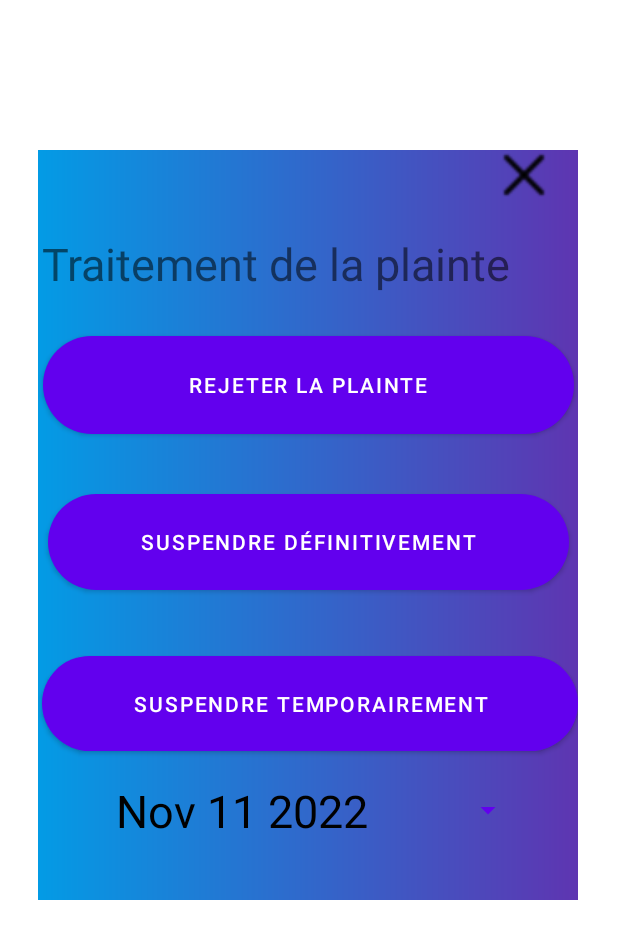
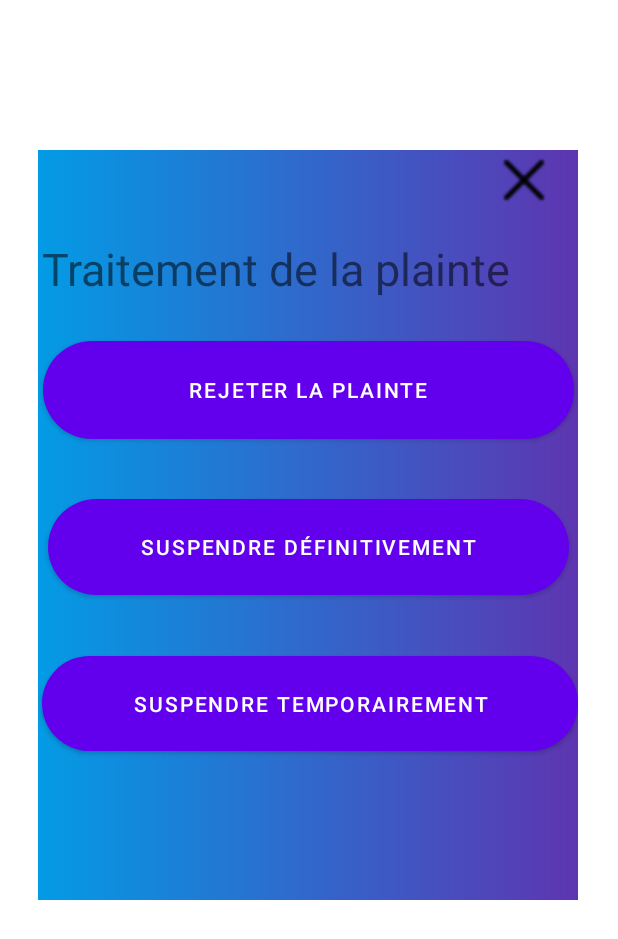
Before and after one commit to uOttawaSEGA2022/mealerGroupe15, an Android app: the layout popup_suspension.xml on its own in the app's theme, with its tools: preview values and no code run, on a phone screen of 412 x 824 dp. Shown: the top 939 px of the screen. Run offline under Robolectric (Android 15) with nearby library versions, the phone set to English and light mode, and no system bars.

Commit message:
livrable 2 finis et corriger, cuisinier up to date etc...

```diff
--- a/app/src/main/res/layout/activity_main_cuisinier.xml
+++ b/app/src/main/res/layout/activity_main_cuisinier.xml
@@ -36,7 +36,7 @@
                 android:id="@+id/welcomText"
 
                 android:layout_width="wrap_content"
-                android:layout_height="77dp"
+                android:layout_height="124dp"
                 android:layout_marginStart="20dp"
                 android:layout_marginTop="80dp"
                 android:text="Bienvenue vous êtes connecté en tant que cuisinier."
--- a/app/src/main/res/layout/popup_suspension.xml
+++ b/app/src/main/res/layout/popup_suspension.xml
@@ -23,14 +23,11 @@
         android:layout_width="40dp"
         android:layout_height="40dp"
         android:onClick="onListe"
-        android:layout_marginBottom="376dp"
         android:src="@drawable/icon_close"
-        app:layout_constraintBottom_toTopOf="@+id/datePickerButton"
         app:layout_constraintEnd_toEndOf="parent"
         app:layout_constraintHorizontal_bias="0.95"
         app:layout_constraintStart_toStartOf="parent"
         app:layout_constraintTop_toTopOf="parent"
-        app:layout_constraintVertical_bias="0.411"
         tools:ignore="MissingConstraints" />
 
     <Button
@@ -78,23 +75,5 @@
         app:layout_constraintTop_toBottomOf="@+id/buttonSusDef"
         app:layout_constraintVertical_bias="0.95" />
 
-    <Button
-        android:id="@+id/datePickerButton"
-        style="?android:spinnerStyle"
-        android:layout_width="288dp"
-        android:layout_height="71dp"
-
-        android:layout_marginBottom="24dp"
-
-        android:text="Nov 11 2022"
-        android:textColor="@color/black"
-        android:textSize="30sp"
-        app:layout_constraintBottom_toBottomOf="parent"
-        app:layout_constraintEnd_toEndOf="parent"
-        app:layout_constraintHorizontal_bias="0.503"
-        app:layout_constraintLeft_toLeftOf="parent"
-        app:layout_constraintLeft_toRightOf="parent"
-        app:layout_constraintStart_toStartOf="parent" />
-
 
 </androidx.constraintlayout.widget.ConstraintLayout>
```
Also changed, not shown: app/src/main/java/com/example/mealer/Cuisinier.java (+15 -63 lines), app/src/main/java/com/example/mealer/MainActivityCuisinier.java (+6 -1 lines), app/src/main/java/com/example/mealer/dialogue.java (+12 -14 lines).
